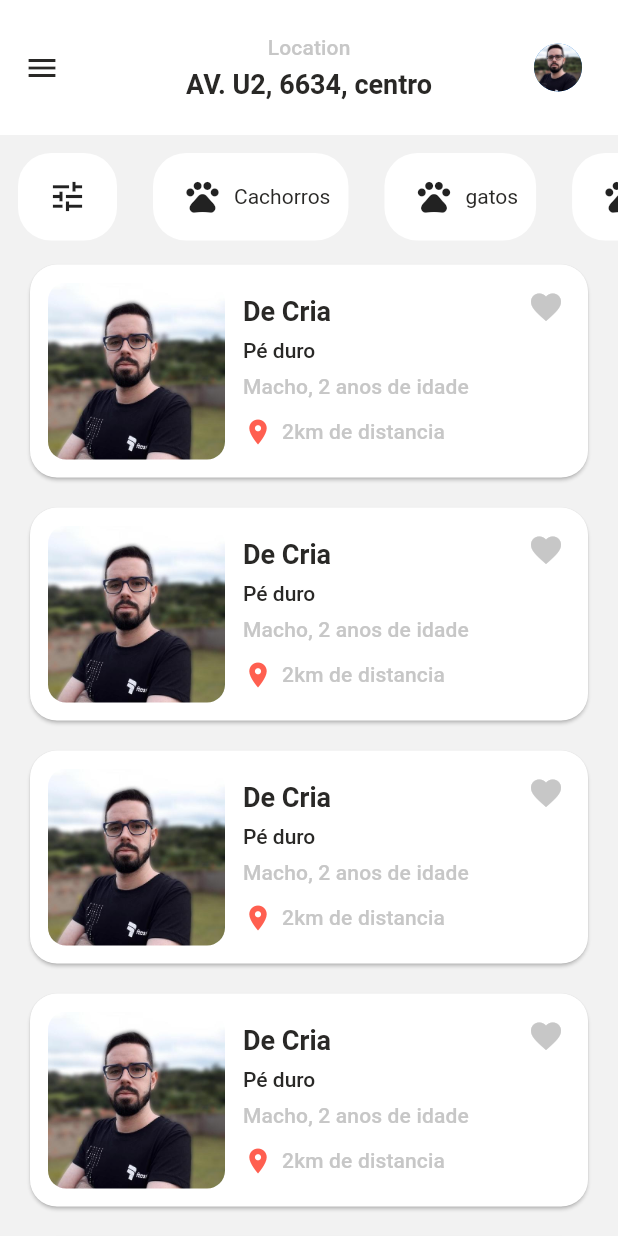
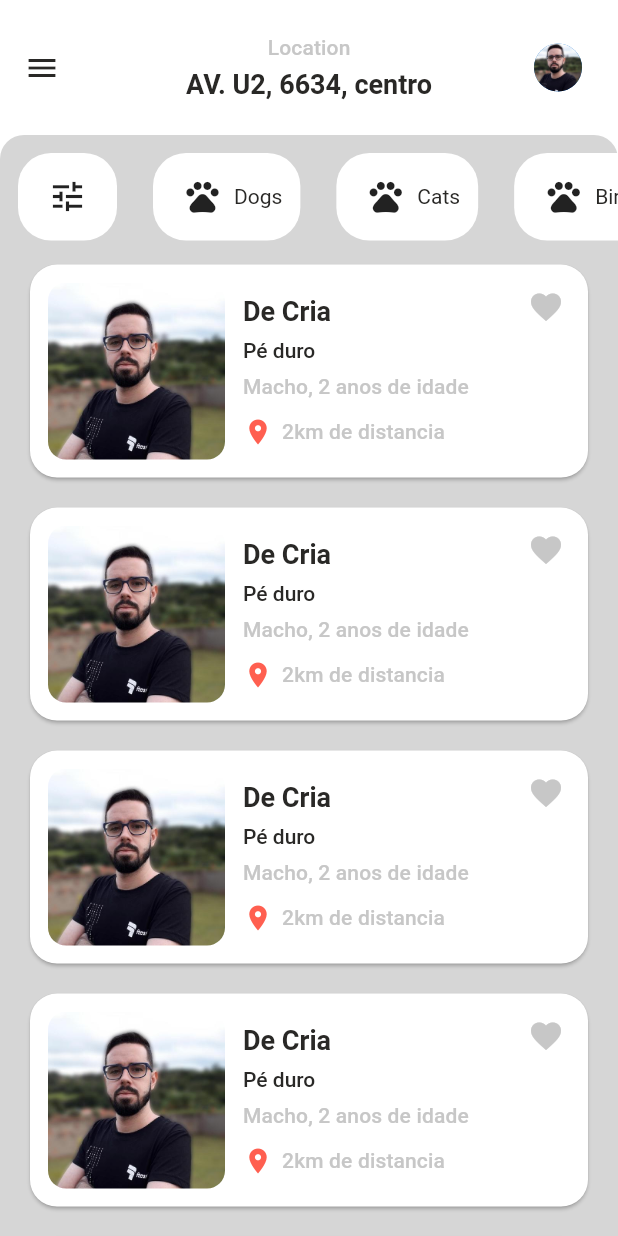
Before and after one commit to FelCarv01/desafio_flutter, a Flutter app: the screen it shows after launch, on a phone screen of 412 x 824 dp. Run offline on Flutter 3.47's test engine with Material 2 defaults, Android fonts, the phone set to English and light mode, and no system bars.

```diff
--- a/lib/src/app_widget.dart
+++ b/lib/src/app_widget.dart
@@ -10,7 +10,7 @@ class AppWidget extends StatelessWidget {
   Widget build(BuildContext context) {
     return MaterialApp(
       theme: petTheme(),
-      home: const Home(),
+      home: Home(),
     );
   }
 }
--- a/lib/src/pages/home.dart
+++ b/lib/src/pages/home.dart
@@ -1,45 +1,85 @@
-import 'package:desafio_flutter/src/pages/components/home/pet_card_list.dart';
-import 'package:desafio_flutter/src/pages/components/home/pet_category_list.dart';
 import 'package:desafio_flutter/src/widgets/pet_app_bar_widget.dart';
 import 'package:flutter/material.dart';
 
+import '../../theme/pet_colors.dart';
+import '../utils/consts.dart';
+import '../widgets/pet_button_widget.dart';
+import '../widgets/pet_card_widget.dart';
+
 class Home extends StatelessWidget {
-  const Home({super.key});
+  Home({super.key});
+  final categories = <String>[
+    'settings', //to build a buttom tune
+    'Dogs',
+    'Cats',
+    'Birds',
+  ];
 
   @override
   Widget build(BuildContext context) {
+    final size = MediaQuery.of(context).size;
     return Scaffold(
       drawer: const Drawer(),
       appBar: const PetAppBarWidget(
         location: 'AV. U2, 6634, centro',
         title: 'Location',
       ),
-      body: CustomScrollView(
-        slivers: [
-          PetCategoryList(),
-          const PetCardList(),
-        ],
+      body: Container(
+        decoration: const BoxDecoration(
+          color: PetColors.petBacgroundHome,
+          borderRadius: BorderRadius.only(
+            topLeft: Radius.circular(16),
+            topRight: Radius.circular(16),
+          ),
+        ),
+        child: CustomScrollView(
+          slivers: [
+            SliverList(
+              delegate:
+                  SliverChildBuilderDelegate(childCount: 1, (context, index) {
+                return SizedBox(
+                  height: size.height * .1,
+                  child: ListView.builder(
+                    scrollDirection: Axis.horizontal,
+                    itemCount: categories.length,
+                    itemBuilder: (context, index) {
+                      if (index == 0) {
+                        return const Padding(
+                          padding: EdgeInsets.all(12),
+                          child: PetButton(
+                            iconData: Icons.tune,
+                          ),
+                        );
+                      }
+                      return Padding(
+                        padding: const EdgeInsets.all(12),
+                        child: PetButton(
+                          iconData: Icons.pets,
+                          animal: categories[index],
+                        ),
+                      );
+                    },
+                  ),
+                );
+              }),
+            ),
+            SliverList(
+              delegate: SliverChildBuilderDelegate(
+                (context, index) => const Padding(
+                  padding: EdgeInsets.only(bottom: 12, left: 16, right: 16),
+                  child: PetCard(
+                    petMainImage: PetImages.petMainImage,
+                    petBreed: 'Pé duro',
+                    petDescriber: 'Macho, 2 anos de idade',
+                    petDistance: '2km de distancia',
+                    petName: 'De Cria',
+                  ),
+                ),
+              ),
+            ),
+          ],
+        ),
       ),
-      // Container(
-      //   decoration: const BoxDecoration(
-      //     color: PetColors.petBacgroundHome,
-      //     borderRadius: BorderRadius.only(
-      //       topLeft: Radius.circular(16),
-      //       topRight: Radius.circular(16),
-      //     ),
-      //   ),
-      //   child: Container(
-      //     decoration: const BoxDecoration(
-      //       color: PetColors.petBacgroundHome,
-      //     ),
-      //     child: Column(
-      //       children: [
-      //         PetCategoryList(),
-      //         const Expanded(child: PetCardList()),
-      //       ],
-      //     ),
-      //   ),
-      // ),
     );
   }
 }
--- a/lib/theme/pet_colors.dart
+++ b/lib/theme/pet_colors.dart
@@ -4,6 +4,6 @@ class PetColors {
   static const petTextBlack = Color(0xff292826);
   static const petSymbols = Color(0xffFF5F50);
   static const petTextGray = Color(0xffC7C7C7);
-  static const petBacgroundHome = Color(0xffF2F2F2);
+  static const petBacgroundHome = Color.fromARGB(255, 214, 214, 214);
   static const petPrimary = Color(0xffFFFFFF);
 }
--- a/lib/theme/pet_theme.dart
+++ b/lib/theme/pet_theme.dart
@@ -54,7 +54,7 @@ ThemeData petTheme() {
 
   return base.copyWith(
     primaryColor: PetColors.petPrimary,
-    scaffoldBackgroundColor: PetColors.petBacgroundHome,
+    scaffoldBackgroundColor: PetColors.petPrimary,
     appBarTheme: const AppBarTheme(
       centerTitle: true,
       backgroundColor: PetColors.petPrimary,
```
Also changed, not shown: lib/src/pages/components/home/pet_card_list.dart (deleted, +0 -26 lines), lib/src/pages/components/home/pet_category_list.dart (deleted, +0 -45 lines), lib/src/pages/info.dart (added).
